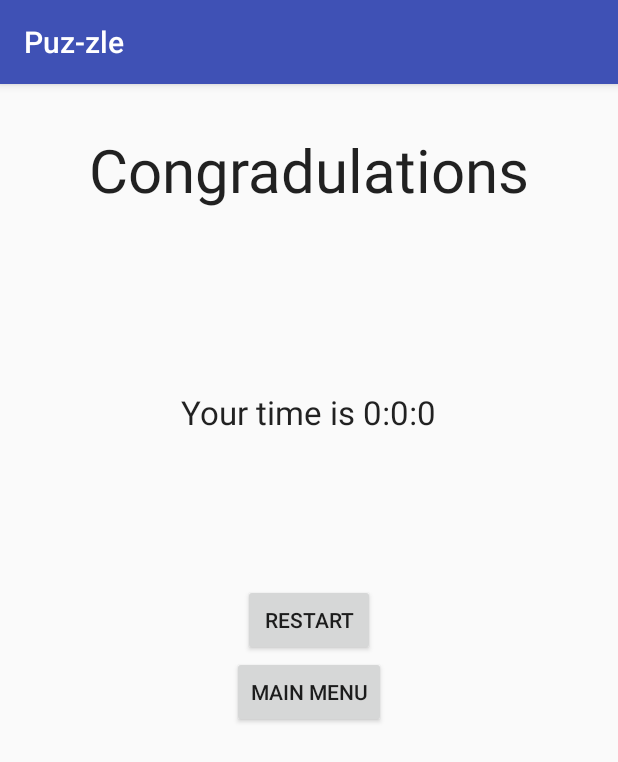
After one commit to Ninextycode/SamsungProject, an Android app: the SucessActivity screen opened directly, with no data from a screen before it, on a phone screen of 412 x 824 dp. The commit adds this screen. Shown: the top 762 px of the screen. Run offline under Robolectric (Android 15) with nearby library versions, the phone set to English and light mode, and no system bars.

```diff
--- /dev/null
+++ b/app/src/main/java/com/max/activities/FieldActivity.java
@@ -0,0 +1,136 @@
+package com.max.activities;
+
+import android.content.Intent;
+import android.os.Bundle;
+import android.support.v7.app.AppCompatActivity;
+import android.view.View;
+import android.widget.Button;
+import android.widget.TextView;
+
+import com.max.myapplication.FieldView;
+import com.max.myapplication.R;
+import com.max.observeSubscribe.Observer;
+import com.max.observeSubscribe.Subject;
+
+/**
+ * Created by Max on 4/30/2016.
+ */
+public class FieldActivity extends AppCompatActivity implements Observer<String>{
+
+    long start, end, startpause , endpause, offset = 0;
+    boolean isPause = false;
+    Object mutex = new Object();
+    @Override
+    protected void onCreate(Bundle savedInstanceState) {
+        super.onCreate(savedInstanceState);
+        setContentView(R.layout.field_layout);
+       // RelativeLayout surface = (RelativeLayout)findViewById(R.id.fieldLayout);
+        FieldView fv = (FieldView)findViewById(R.id.fieldView);
+
+        fv.register(this);
+        final Button pause = (Button)findViewById(R.id.menuButton);
+        pause.setOnClickListener(new View.OnClickListener() {
+
+            @Override
+            public void onClick(View v) {
+                //  FieldActivity.this.runOnUiThread(new Runnable() {
+                //      @Override
+                //      public void run() {
+                Intent i = new Intent(FieldActivity.this, PauseActivity.class);
+                startActivityForResult(i, MENU_RESULT_CODE);
+                //        }
+                //   });
+            }
+        });
+        startpause = System.currentTimeMillis();
+        start = System.currentTimeMillis();
+        new Thread(new Runnable() {
+            @Override
+            public void run() {
+
+                while (true) {
+
+                    end = System.currentTimeMillis();
+                    long milliseconds = end - start - offset;
+
+                    FieldActivity.this.setTime(
+                            milliseconds / 60000 + ":"
+                                    + (milliseconds % 60000) / 1000 + ":"
+                                    + (milliseconds % 1000) / 100);
+
+                    try {
+                        Thread.sleep(100);
+                    } catch (InterruptedException e) {
+                        e.printStackTrace();
+                    }
+                }
+
+
+            }
+        }).start();
+    }
+
+    private  int MENU_RESULT_CODE = 0;
+    @Override
+    protected void onActivityResult(int requestCode, int resultCode, Intent data) {
+        // Check which request we're responding to
+        if (requestCode == MENU_RESULT_CODE) {
+            if (resultCode == RESULT_OK) {
+                if (data.getBooleanExtra("restart", false)) {
+                    Intent i = new Intent(FieldActivity.this, FieldActivity.class);
+                    startActivity(i);
+                    finish();
+                } else if (data.getBooleanExtra("back", false)) {
+                    //just returned
+                } else if (data.getBooleanExtra("toMainMenu", false)) {
+                    Intent i = new Intent(FieldActivity.this, MainActivity.class);
+                    startActivity(i);
+                    finish();
+                } else {
+                    throw new IllegalStateException("Wrong information from menue");
+                }
+            }
+        }
+    }
+
+    @Override
+    public void update(String s){
+        if("matched".equals(s)){
+            Intent i = new Intent(this, SucessActivity.class);
+            i.putExtra("time",  end - start - offset);
+            startActivity(i);
+            finish();
+        }
+    }
+
+    Subject sub = null;
+    @Override
+    public void setSubject(Subject<String> sub){
+        this.sub = sub;
+    }
+
+    @Override
+    public void onPause(){
+        super.onPause();
+        startpause = System.currentTimeMillis();
+    }
+
+    @Override
+    public void onResume(){
+        super.onResume();
+        offset = offset+System.currentTimeMillis()-startpause;
+    }
+
+    private void setTime(String s){
+        final String s2 = s;
+        FieldActivity.this.runOnUiThread(new Runnable() {
+            @Override
+            public void run() {
+                TextView tw = (TextView)
+                        findViewById(R.id.timer);
+
+                tw.setText(s2);
+            }
+        });
+    }
+}
--- /dev/null
+++ b/app/src/main/java/com/max/activities/SucessActivity.java
@@ -0,0 +1,50 @@
+package com.max.activities;
+
+import android.content.Intent;
+import android.os.Bundle;
+import android.support.v7.app.AppCompatActivity;
+import android.view.View;
+import android.widget.Button;
+import android.widget.TextView;
+
+import com.max.myapplication.R;
+
+/**
+ * Created by Max on 5/2/2016.
+ */
+public class SucessActivity extends AppCompatActivity {
+    @Override
+    protected void onCreate(Bundle savedInstanceState) {
+        super.onCreate(savedInstanceState);
+        setContentView(R.layout.sucess);
+
+        TextView time = (TextView)findViewById(R.id.finihsTimeSucess);
+        long milliseconds = getIntent().getLongExtra("time", 0);
+        time.setText("Your time is " +
+                milliseconds / 60000 + ":"
+                + (milliseconds % 60000) / 1000 + ":"
+                + (milliseconds % 1000) / 100);
+        //TODO new record
+
+
+        Button toMainMenu = (Button)findViewById(R.id.mainMenuButtonSuccess);
+        toMainMenu.setOnClickListener(new View.OnClickListener() {
+            @Override
+            public void onClick(View v) {
+                Intent i = new Intent(SucessActivity.this, MainActivity.class);
+                startActivity(i);
+                finish();
+            }
+        });
+
+        Button restart = (Button)findViewById(R.id.restartButtonSuccess);
+        restart.setOnClickListener(new View.OnClickListener() {
+            @Override
+            public void onClick(View v) {
+                Intent i = new Intent(SucessActivity.this, FieldActivity.class);
+                startActivity(i);
+                finish();
+            }
+        });
+    }
+}
--- a/app/src/main/java/com/max/figure/Figure.java
+++ b/app/src/main/java/com/max/figure/Figure.java
@@ -41,7 +41,7 @@ public class Figure extends Drawable implements  Cloneable{
     }
 
 
-    public static final int A = 60;
+    public static int A = 60;
     private boolean[][] basement;
     public  boolean[][] getBasement(){
         boolean [][] myBase = new boolean[basement.length][];
--- a/app/src/main/java/com/max/myapplication/Constants.java
+++ b/app/src/main/java/com/max/myapplication/Constants.java
@@ -4,5 +4,6 @@ package com.max.myapplication;
  * Created by Max on 4/30/2016.
  */
 public class Constants {
-    public static int  figureH = 7, figureW =5, figureN = 5;
+    public static int  figureH = 7, figureW =5, figureN = 5, state = 0;
+
 }
--- /dev/null
+++ b/app/src/main/java/com/max/observeSubscribe/Observer.java
@@ -0,0 +1,15 @@
+package com.max.observeSubscribe;
+
+
+
+/**
+ * Created by Max on 5/2/2016.
+ */
+public interface Observer<T> {
+
+    //method to update the observer, used by subject
+    public void update(T update);
+
+    //attach with subject to observe
+    public void setSubject(Subject<T> sub);
+}
--- /dev/null
+++ b/app/src/main/java/com/max/observeSubscribe/Subject.java
@@ -0,0 +1,11 @@
+package com.max.observeSubscribe;
+
+/**
+ * Created by Max on 5/2/2016.
+ */
+public interface Subject<T> {
+
+    //methods to register and unregister observers
+    public void register(Observer<T> obj);
+    public void unregister(Observer<T> obj);
+}
--- a/app/src/main/res/layout/activity_main.xml
+++ b/app/src/main/res/layout/activity_main.xml
@@ -7,7 +7,7 @@
     android:paddingLeft="@dimen/activity_horizontal_margin"
     android:paddingRight="@dimen/activity_horizontal_margin"
     android:paddingTop="@dimen/activity_vertical_margin"
-    tools:context="com.max.myapplication.MainActivity">
+    tools:context="com.max.activities.MainActivity">
 
     <TextView
         android:layout_width="wrap_content"
--- /dev/null
+++ b/app/src/main/res/layout/sucess.xml
@@ -0,0 +1,56 @@
+<?xml version="1.0" encoding="utf-8"?>
+<RelativeLayout xmlns:android="http://schemas.android.com/apk/res/android"
+    android:layout_width="match_parent" android:layout_height="match_parent">
+
+    <LinearLayout
+        android:orientation="vertical"
+        android:layout_width="match_parent"
+        android:layout_height="match_parent"
+        android:layout_alignParentTop="true"
+        android:layout_alignParentStart="true">
+        <Space
+            android:layout_width="wrap_content"
+            android:layout_height="30dp" />
+        <TextView
+            android:layout_width="wrap_content"
+            android:layout_height="wrap_content"
+            android:textAppearance="?android:attr/textAppearanceLarge"
+            android:text="@string/congrad"
+            android:id="@+id/congradTextView"
+            android:layout_alignParentTop="true"
+            android:layout_centerHorizontal="true"
+            android:layout_gravity="center"
+            android:textSize="40dp" />
+
+        <Space
+            android:layout_width="wrap_content"
+            android:layout_height="120dp" />
+
+        <TextView
+            android:layout_width="wrap_content"
+            android:layout_height="wrap_content"
+            android:textAppearance="?android:attr/textAppearanceLarge"
+            android:text="Large Text"
+            android:id="@+id/finihsTimeSucess"
+            android:layout_gravity="center_horizontal" />
+
+        <Space
+            android:layout_width="wrap_content"
+            android:layout_height="100dp" />
+
+        <Button
+            android:layout_width="wrap_content"
+            android:layout_height="wrap_content"
+            android:text="@string/restart"
+            android:id="@+id/restartButtonSuccess"
+            android:layout_gravity="center" />
+
+        <Button
+            android:layout_width="wrap_content"
+            android:layout_height="wrap_content"
+            android:text="@string/main_menu"
+            android:id="@+id/mainMenuButtonSuccess"
+            android:layout_gravity="center" />
+    </LinearLayout>
+
+</RelativeLayout>
--- a/app/src/main/res/values/strings.xml
+++ b/app/src/main/res/values/strings.xml
@@ -13,5 +13,5 @@
         <item>6x5</item>
         <item>7x6</item>
     </string-array>
-
+    <string name="congrad">Congradulations</string>
 </resources>
```
Also changed, not shown: app/src/main/AndroidManifest.xml (+4 -3 lines), app/src/main/java/com/max/activities/MainActivity.java (renamed from app/src/main/java/com/max/myapplication/MainActivity.java, +24 -5 lines), app/src/main/java/com/max/activities/PauseActivity.java (renamed from app/src/main/java/com/max/myapplication/PauseActivity.java, +15 -6 lines), app/src/main/java/com/max/myapplication/DBManager.java (added, +7 -0 lines), app/src/main/java/com/max/myapplication/DrawThread.java (+4 -3 lines), app/src/main/java/com/max/myapplication/FieldActivity.java (deleted, +0 -40 lines), app/src/main/java/com/max/myapplication/FieldView.java (+52 -22 lines), app/src/main/res/layout/field_layout.xml (+8 -0 lines).
